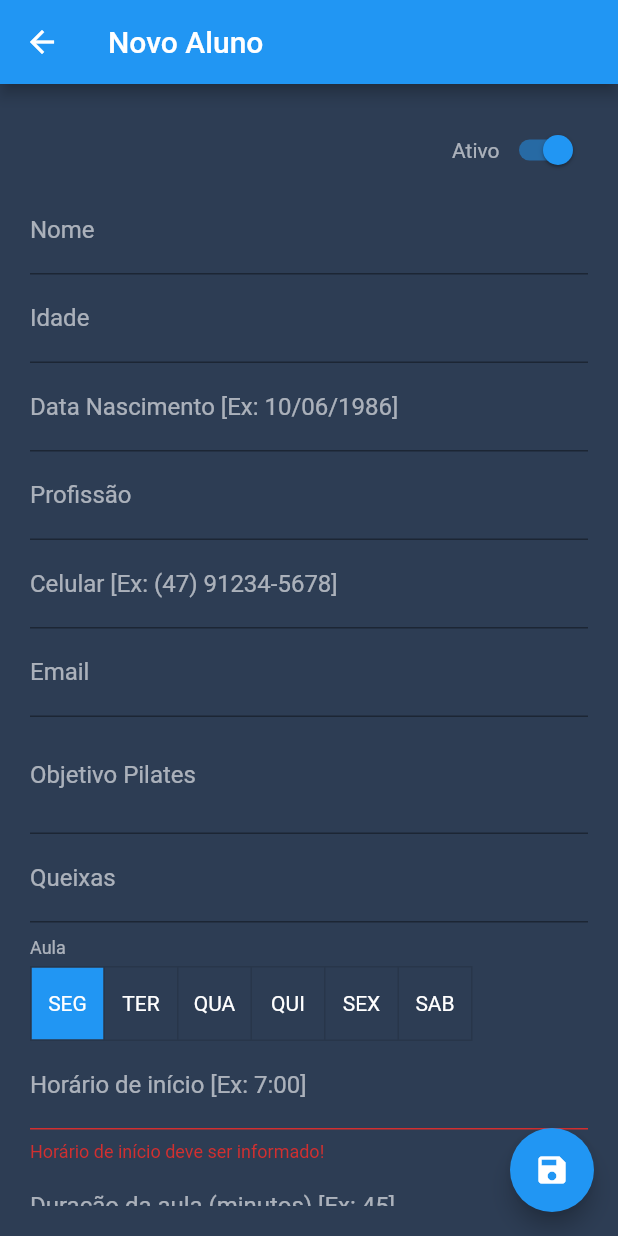
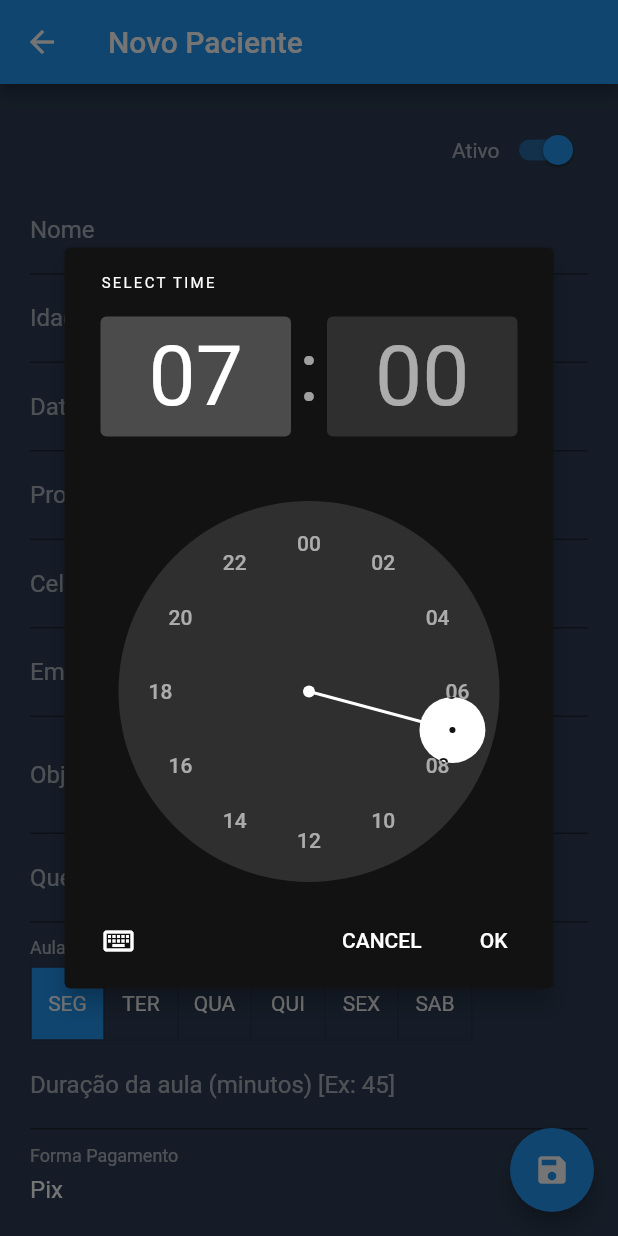
Before and after one commit to leandrorwgit/pilates-app, a Flutter app: the AlunoFormView screen opened directly, after a tap on "SEG", on a phone screen of 412 x 824 dp. Run offline on Flutter 3.47's test engine with Material 2 defaults, Android fonts, the phone set to English and light mode, and no system bars; our stand-ins replace datetime_picker_formfield, dio, flutter_multi_formatter, flutter_typeahead, rx_notifier, shared_preferences; missing offline and left inert: flutter_week_view, material_color_scheme; accounts and stored records are empty.

Commit message:
Adicionado opção de horario por dia da semana.

```diff
--- a/lib/agenda/agenda_view.dart
+++ b/lib/agenda/agenda_view.dart
@@ -240,7 +240,7 @@ class _AgendaViewState extends State<AgendaView> {
               },
             ),
             TextButton(
-              child: Text('Editar aluno', style: TextStyle(color: AppColors.label)),
+              child: Text('Editar paciente', style: TextStyle(color: AppColors.label)),
               onPressed: () {
                 _abrirEdicaoAluno(agendaRetorno.idAluno);
                 Navigator.of(context).pop();
--- a/lib/agendamento/agendamento_form_view.dart
+++ b/lib/agendamento/agendamento_form_view.dart
@@ -54,7 +54,7 @@ class _AgendamentoFormViewState extends State<AgendamentoFormView> {
                     TypeAheadFormField<Aluno>(
                       textFieldConfiguration: TextFieldConfiguration(
                         style: TextStyle(color: AppColors.texto),
-                        decoration: Estilos.getDecoration('Aluno'),
+                        decoration: Estilos.getDecoration('Paciente'),
                         controller: controller.alunoController,
                       ),
                       suggestionsCallback: (pattern) async {
@@ -70,7 +70,7 @@ class _AgendamentoFormViewState extends State<AgendamentoFormView> {
                         return Padding(
                           padding: const EdgeInsets.symmetric(vertical: 8.0),
                           child: Text(
-                            'Nenhum aluno encontrado!',
+                            'Nenhum paciente encontrado!',
                             textAlign: TextAlign.center,
                             style: TextStyle(color: AppColors.label),
                           ),
--- a/lib/agendamento/agendamento_lista_view.dart
+++ b/lib/agendamento/agendamento_lista_view.dart
@@ -85,7 +85,7 @@ class _AgendamentoListaViewState extends State<AgendamentoListaView> {
                   TypeAheadField<Aluno>(
                     textFieldConfiguration: TextFieldConfiguration(
                       style: TextStyle(color: AppColors.texto),
-                      decoration: Estilos.getDecoration('Aluno'),
+                      decoration: Estilos.getDecoration('Paciente'),
                       controller: filtroAlunoController,
                     ),
                     suggestionsCallback: (pattern) async {
@@ -101,7 +101,7 @@ class _AgendamentoListaViewState extends State<AgendamentoListaView> {
                       return Padding(
                         padding: const EdgeInsets.symmetric(vertical: 8.0),
                         child: Text(
-                          'Nenhum aluno encontrado!',
+                          'Nenhum paciente encontrado!',
                           textAlign: TextAlign.center,
                           style: TextStyle(color: AppColors.label),
                         ),
--- a/lib/agendamento/reagendamento_form_view.dart
+++ b/lib/agendamento/reagendamento_form_view.dart
@@ -52,7 +52,7 @@ class _ReAgendamentoFormViewState extends State<ReAgendamentoFormView> {
                       controller: controller.alunoController,
                       style: TextStyle(color: AppColors.texto),
                       keyboardType: TextInputType.number,
-                      decoration: Estilos.getDecoration('Aluno'),
+                      decoration: Estilos.getDecoration('Paciente'),
                     ),
                     DateTimeField(
                       format: Formatos.dataHora,
--- a/lib/aluno/aluno_form_controller.dart
+++ b/lib/aluno/aluno_form_controller.dart
@@ -18,7 +18,7 @@ class AlunoFormController {
   final queixasController = TextEditingController(text: '');
   final diaPagamentoController = TextEditingController(text: '');
   List<bool> aulaDiaSelecionado = [false, false, false, false, false, false];
-  final aulaHorarioInicioController = TextEditingController(text: '');
+  List<String?> aulaHorarioInicioDiaSelecionado = [null, null, null, null, null, null];
   final aulaDuracaoController = TextEditingController(text: '');
   bool ativo = true;
   final formaPagamentoItens = ['Pix', 'Dinheiro', 'Depósito', 'DOC'];
@@ -44,7 +44,12 @@ class AlunoFormController {
       aulaDiaSelecionado[3] = aluno.aulaQui ?? false;
       aulaDiaSelecionado[4] = aluno.aulaSex ?? false;
       aulaDiaSelecionado[5] = aluno.aulaSab ?? false;
-      aulaHorarioInicioController.text = aluno.aulaHorarioInicio ?? '';
+      aulaHorarioInicioDiaSelecionado[0] = aluno.aulaHorarioInicioSeg;
+      aulaHorarioInicioDiaSelecionado[1] = aluno.aulaHorarioInicioTer;
+      aulaHorarioInicioDiaSelecionado[2] = aluno.aulaHorarioInicioQua;
+      aulaHorarioInicioDiaSelecionado[3] = aluno.aulaHorarioInicioQui;
+      aulaHorarioInicioDiaSelecionado[4] = aluno.aulaHorarioInicioSex;
+      aulaHorarioInicioDiaSelecionado[5] = aluno.aulaHorarioInicioSab;
       aulaDuracaoController.text = aluno.aulaDuracao != null ? aluno.aulaDuracao.toString() : '';
       ativo = aluno.ativo ?? false;
     }
@@ -70,7 +75,12 @@ class AlunoFormController {
       aluno.aulaQui = aulaDiaSelecionado[3];
       aluno.aulaSex = aulaDiaSelecionado[4];
       aluno.aulaSab = aulaDiaSelecionado[5];
-      aluno.aulaHorarioInicio = aulaHorarioInicioController.text;
+      aluno.aulaHorarioInicioSeg = aulaHorarioInicioDiaSelecionado[0];
+      aluno.aulaHorarioInicioTer = aulaHorarioInicioDiaSelecionado[1];
+      aluno.aulaHorarioInicioQua = aulaHorarioInicioDiaSelecionado[2];
+      aluno.aulaHorarioInicioQui = aulaHorarioInicioDiaSelecionado[3];
+      aluno.aulaHorarioInicioSex = aulaHorarioInicioDiaSelecionado[4];
+      aluno.aulaHorarioInicioSab = aulaHorarioInicioDiaSelecionado[5];
       aluno.aulaDuracao = int.tryParse(aulaDuracaoController.text) ?? 0;
       aluno.ativo = ativo;
       Aluno alunoRetorno;
@@ -96,7 +106,6 @@ class AlunoFormController {
     objetivosPilatesController.dispose();
     queixasController.dispose();
     diaPagamentoController.dispose();
-    aulaHorarioInicioController.dispose();
     aulaDuracaoController.dispose();
   }
 }
--- a/lib/aluno/aluno_form_view.dart
+++ b/lib/aluno/aluno_form_view.dart
@@ -35,7 +35,7 @@ class _AlunoFormViewState extends State<AlunoFormView> {
   Widget build(BuildContext context) {
     return Scaffold(
         appBar: AppBar(
-          title: Text(widget.aluno == null ? 'Novo Aluno' : 'Alterar Aluno'),
+          title: Text(widget.aluno == null ? 'Novo Paciente' : 'Alterar Paciente'),
         ),
         body: Stack(children: [
           Form(
@@ -145,18 +145,24 @@ class _AlunoFormViewState extends State<AlunoFormView> {
                               fit: BoxFit.scaleDown,
                               child: ToggleButtons(
                                 children: [
-                                  Text('SEG',
-                                      style: TextStyle(color: AppColors.texto)),
-                                  Text('TER',
-                                      style: TextStyle(color: AppColors.texto)),
-                                  Text('QUA',
-                                      style: TextStyle(color: AppColors.texto)),
-                                  Text('QUI',
-                                      style: TextStyle(color: AppColors.texto)),
-                                  Text('SEX',
-                                      style: TextStyle(color: AppColors.texto)),
-                                  Text('SAB',
-                                      style: TextStyle(color: AppColors.texto)),
+                                  Text('SEG'+(controller.aulaHorarioInicioDiaSelecionado[0] != null ? '\n'+controller.aulaHorarioInicioDiaSelecionado[0]! : ''),
+                                      style: TextStyle(color: AppColors.texto),
+                                      textAlign: TextAlign.center),
+                                  Text('TER'+(controller.aulaHorarioInicioDiaSelecionado[1] != null ? '\n'+controller.aulaHorarioInicioDiaSelecionado[1]! : ''),
+                                      style: TextStyle(color: AppColors.texto),
+                                      textAlign: TextAlign.center),
+                                  Text('QUA'+(controller.aulaHorarioInicioDiaSelecionado[2] != null ? '\n'+controller.aulaHorarioInicioDiaSelecionado[2]! : ''),
+                                      style: TextStyle(color: AppColors.texto),
+                                      textAlign: TextAlign.center),
+                                  Text('QUI'+(controller.aulaHorarioInicioDiaSelecionado[3] != null ? '\n'+controller.aulaHorarioInicioDiaSelecionado[3]! : ''),
+                                      style: TextStyle(color: AppColors.texto),
+                                      textAlign: TextAlign.center),
+                                  Text('SEX'+(controller.aulaHorarioInicioDiaSelecionado[4] != null ? '\n'+controller.aulaHorarioInicioDiaSelecionado[4]! : ''),
+                                      style: TextStyle(color: AppColors.texto),
+                                      textAlign: TextAlign.center),
+                                  Text('SAB'+(controller.aulaHorarioInicioDiaSelecionado[5] != null ? '\n'+controller.aulaHorarioInicioDiaSelecionado[5]! : ''),
+                                      style: TextStyle(color: AppColors.texto),
+                                      textAlign: TextAlign.center),
                                 ],
                                 fillColor: Theme.of(context).accentColor,
                                 isSelected: controller.aulaDiaSelecionado,
@@ -164,6 +170,10 @@ class _AlunoFormViewState extends State<AlunoFormView> {
                                   setState(() {
                                     controller.aulaDiaSelecionado[index] =
                                         !controller.aulaDiaSelecionado[index];
+                                    if (controller.aulaDiaSelecionado[index])
+                                      _selecionarHora(context, index);
+                                    else
+                                      controller.aulaHorarioInicioDiaSelecionado[index] = null;
                                   });
                                 },
                               ),
@@ -171,22 +181,6 @@ class _AlunoFormViewState extends State<AlunoFormView> {
                           ),
                         ],
                       ),
-                    ),
-                    TextFormField(
-                      controller: controller.aulaHorarioInicioController,
-                      readOnly: true,
-                      onTap: () {
-                        _selecionarHora(context);
-                      },
-                      autovalidateMode: AutovalidateMode.always,
-                      style: TextStyle(color: AppColors.texto),
-                      keyboardType: TextInputType.text,
-                      decoration:
-                          Estilos.getDecoration('Horário de início [Ex: 7:00]'),
-                      validator: (String? value) {
-                        return Validacoes.validarCampoObrigatorio(
-                            value, 'Horário de início deve ser informado!');
-                      },
                     ),
                     TextFormField(
                       controller: controller.aulaDuracaoController,
@@ -270,7 +264,7 @@ class _AlunoFormViewState extends State<AlunoFormView> {
     return items;
   }
 
-  Future<void> _selecionarHora(BuildContext context) async {
+  Future<void> _selecionarHora(BuildContext context, int index) async {
     final TimeOfDay? picked = await showTimePicker(
       context: context,
       initialTime: horaSelecionada,
@@ -289,7 +283,7 @@ class _AlunoFormViewState extends State<AlunoFormView> {
     if (picked != null) {
       setState(() {
         horaSelecionada = picked;
-        controller.aulaHorarioInicioController.text =
+        controller.aulaHorarioInicioDiaSelecionado[index] =
             horaSelecionada.format(context).split(" ")[0];
       });
     }
--- a/lib/aluno/aluno_lista_view.dart
+++ b/lib/aluno/aluno_lista_view.dart
@@ -30,7 +30,7 @@ class _AlunoListaViewState extends State<AlunoListaView> {
   Widget build(BuildContext context) {
     return Scaffold(
       appBar: AppBar(
-        title: Text('Alunos'),
+        title: Text('Pacientes'),
         actions: <Widget>[
           Builder(
             builder: (context) {
--- a/lib/components/app_drawer.dart
+++ b/lib/components/app_drawer.dart
@@ -94,7 +94,7 @@ class AppDrawer extends StatelessWidget {
           ),
           _criarItem(
             Icons.person,
-            'Alunos',
+            'Pacientes',
             () => Navigator.of(context).pushReplacementNamed(Rotas.ALUNO_LISTA),
           ),
           _criarItem(
--- a/lib/contaspagarpagamento/contaspagarpagamento_form_view.dart
+++ b/lib/contaspagarpagamento/contaspagarpagamento_form_view.dart
@@ -79,7 +79,7 @@ class _ContasPagarPagamentoFormViewState
                         return Padding(
                           padding: const EdgeInsets.symmetric(vertical: 8.0),
                           child: Text(
-                            'Nenhum aluno encontrado!',
+                            'Nenhuma conta encontrada!',
                             textAlign: TextAlign.center,
                             style: TextStyle(color: AppColors.label),
                           ),
--- a/lib/evolucao/evolucao_form_view.dart
+++ b/lib/evolucao/evolucao_form_view.dart
@@ -51,7 +51,7 @@ class _EvolucaoFormViewState extends State<EvolucaoFormView> {
                     TypeAheadFormField<Aluno>(
                       textFieldConfiguration: TextFieldConfiguration(
                         style: TextStyle(color: AppColors.texto),
-                        decoration: Estilos.getDecoration('Aluno'),
+                        decoration: Estilos.getDecoration('Paciente'),
                         controller: controller.alunoController,
                       ),
                       suggestionsCallback: (pattern) async {
@@ -67,7 +67,7 @@ class _EvolucaoFormViewState extends State<EvolucaoFormView> {
                         return Padding(
                           padding: const EdgeInsets.symmetric(vertical: 8.0),
                           child: Text(
-                            'Nenhum aluno encontrado!',
+                            'Nenhum paciente encontrado!',
                             textAlign: TextAlign.center,
                             style: TextStyle(color: AppColors.label),
                           ),
@@ -79,7 +79,7 @@ class _EvolucaoFormViewState extends State<EvolucaoFormView> {
                       },
                       validator: (String? value) {
                         return Validacoes.validarCampoObrigatorio(
-                            value, 'Aluno deve ser informado!');
+                            value, 'Paciente deve ser informado!');
                       },
                     ),
                     TextFormField(
--- a/lib/evolucao/evolucao_lista_view.dart
+++ b/lib/evolucao/evolucao_lista_view.dart
@@ -84,7 +84,7 @@ class _EvolucaoListaViewState extends State<EvolucaoListaView> {
                   TypeAheadField<Aluno>(
                     textFieldConfiguration: TextFieldConfiguration(
                       style: TextStyle(color: AppColors.texto),
-                      decoration: Estilos.getDecoration('Aluno'),
+                      decoration: Estilos.getDecoration('Paciente'),
                       controller: filtroAlunoController,
                     ),
                     suggestionsCallback: (pattern) async {
@@ -100,7 +100,7 @@ class _EvolucaoListaViewState extends State<EvolucaoListaView> {
                       return Padding(
                         padding: const EdgeInsets.symmetric(vertical: 8.0),
                         child: Text(
-                          'Nenhum aluno encontrado!',
+                          'Nenhum paciente encontrado!',
                           textAlign: TextAlign.center,
                           style: TextStyle(color: AppColors.label),
                         ),
--- a/lib/models/aluno.dart
+++ b/lib/models/aluno.dart
@@ -21,6 +21,12 @@ class Aluno {
   String? aulaHorarioInicio;
   int? aulaDuracao;
   bool? ativo;
+  String? aulaHorarioInicioSeg;
+  String? aulaHorarioInicioTer;
+  String? aulaHorarioInicioQua;
+  String? aulaHorarioInicioQui;
+  String? aulaHorarioInicioSex;
+  String? aulaHorarioInicioSab;
 
   Aluno({
       this.id,
@@ -42,7 +48,13 @@ class Aluno {
       this.aulaSab,
       this.aulaHorarioInicio,
       this.aulaDuracao,
-      this.ativo});
+      this.ativo,
+      this.aulaHorarioInicioSeg,
+      this.aulaHorarioInicioTer,
+      this.aulaHorarioInicioQua,
+      this.aulaHorarioInicioQui,
+      this.aulaHorarioInicioSex,
+      this.aulaHorarioInicioSab});
 
   Map<String, dynamic> toMap() {
     return {
@@ -66,6 +78,12 @@ class Aluno {
       'aulaHorarioInicio': aulaHorarioInicio,
       'aulaDuracao': aulaDuracao,
       'ativo': ativo,
+      'aulaHorarioInicioSeg': aulaHorarioInicioSeg,
+      'aulaHorarioInicioTer': aulaHorarioInicioTer,
+      'aulaHorarioInicioQua': aulaHorarioInicioQua,
+      'aulaHorarioInicioQui': aulaHorarioInicioQui,
+      'aulaHorarioInicioSex': aulaHorarioInicioSex,
+      'aulaHorarioInicioSab': aulaHorarioInicioSab,
     };
   }
 
@@ -91,6 +109,12 @@ class Aluno {
       aulaHorarioInicio: map['aulaHorarioInicio'],
       aulaDuracao: map['aulaDuracao'],
       ativo: map['ativo'],
+      aulaHorarioInicioSeg: map['aulaHorarioInicioSeg'],
+      aulaHorarioInicioTer: map['aulaHorarioInicioTer'],
+      aulaHorarioInicioQua: map['aulaHorarioInicioQua'],
+      aulaHorarioInicioQui: map['aulaHorarioInicioQui'],
+      aulaHorarioInicioSex: map['aulaHorarioInicioSex'],
+      aulaHorarioInicioSab: map['aulaHorarioInicioSab'],
     );
   }
 
```
